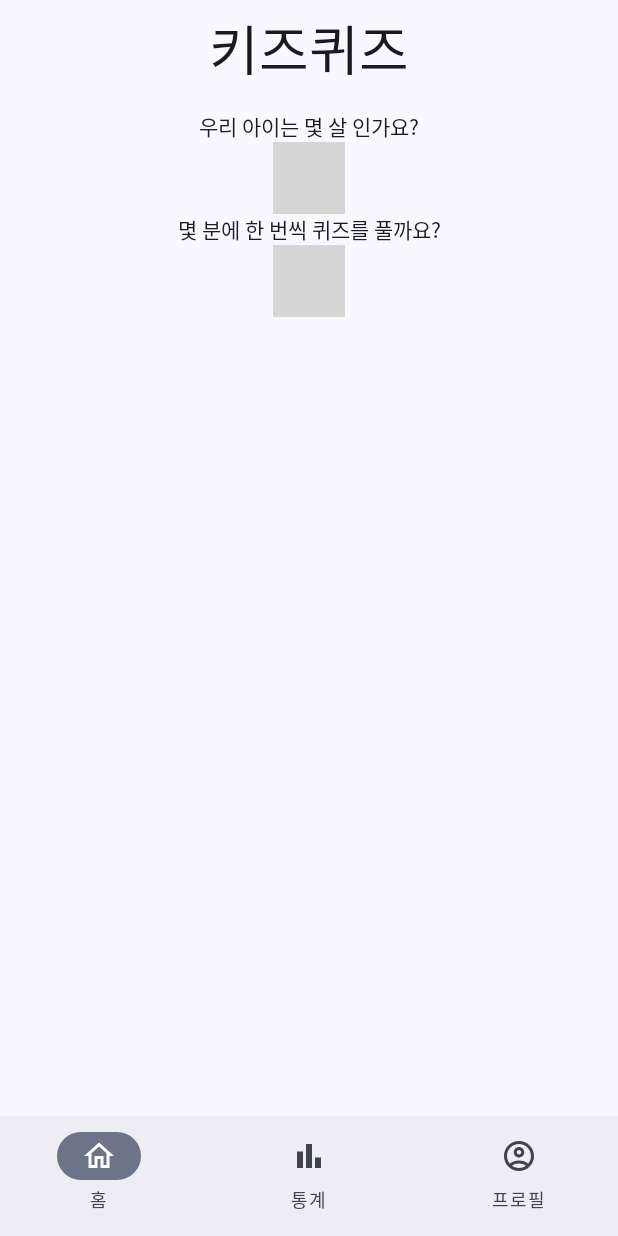
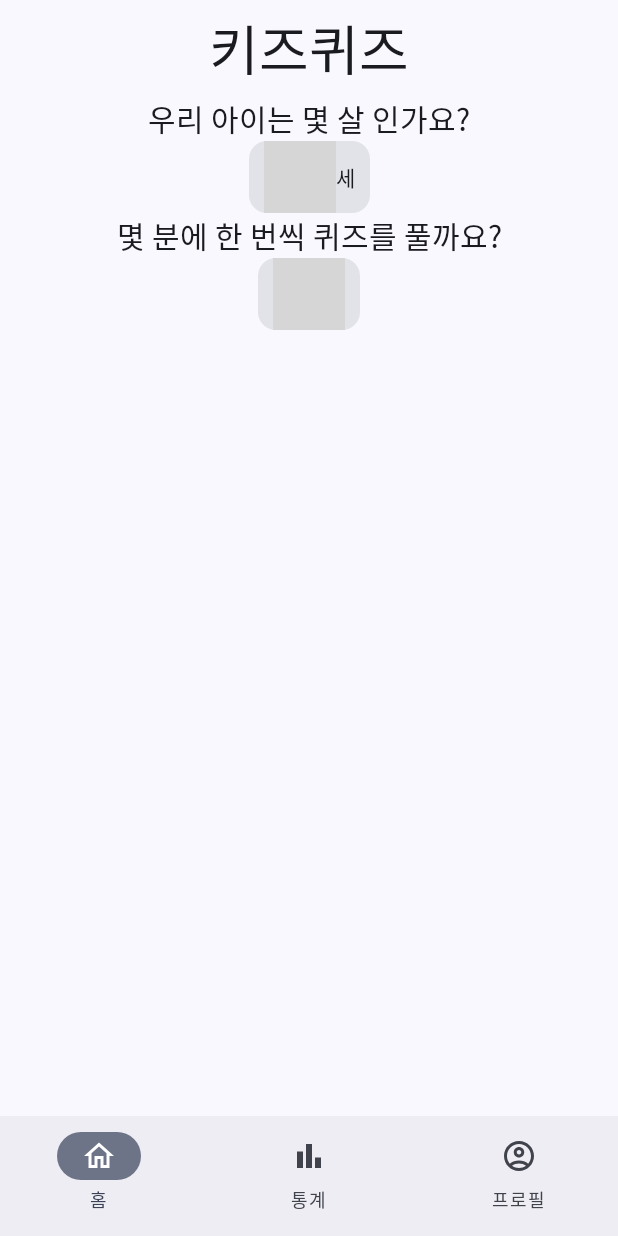
Before and after one commit to gayeon00/KidsQuizRecode, an Android app built with Jetpack Compose: the screen it shows after launch (MainActivity), on a phone screen of 412 x 824 dp. Run offline under Robolectric (Android 15) with nearby library versions, the phone set to English and light mode, and no system bars; libraries missing offline, so code that uses them is left out: com.chargemap.compose; Roboto replaces fonts that are not available here; 3 statements that could not run were skipped; grey boxes are pictures that could not be loaded.

Commit message:
refactor: HomeScreen 수정
- 폰트 적용
- 중앙 정렬
- Card이용

```diff
--- a/app/src/main/java/com/fugage/kidsquizrecode/ui/home/HomeScreen.kt
+++ b/app/src/main/java/com/fugage/kidsquizrecode/ui/home/HomeScreen.kt
@@ -1,10 +1,13 @@
 package com.fugage.kidsquizrecode.ui.home
 
 import androidx.compose.foundation.layout.Column
+import androidx.compose.foundation.layout.PaddingValues
+import androidx.compose.foundation.layout.Row
 import androidx.compose.foundation.layout.fillMaxWidth
 import androidx.compose.foundation.layout.padding
-import androidx.compose.foundation.shape.RoundedCornerShape
-import androidx.compose.material3.*
+import androidx.compose.material3.Card
+import androidx.compose.material3.MaterialTheme
+import androidx.compose.material3.Text
 import androidx.compose.runtime.Composable
 import androidx.compose.runtime.getValue
 import androidx.compose.runtime.mutableStateOf
@@ -12,6 +15,7 @@ import androidx.compose.runtime.remember
 import androidx.compose.runtime.setValue
 import androidx.compose.ui.Alignment
 import androidx.compose.ui.Modifier
+import androidx.compose.ui.res.stringResource
 import androidx.compose.ui.tooling.preview.Preview
 import androidx.compose.ui.unit.dp
 import androidx.navigation.NavHostController
@@ -19,8 +23,7 @@ import com.chargemap.compose.numberpicker.FullHours
 import com.chargemap.compose.numberpicker.Hours
 import com.chargemap.compose.numberpicker.HoursNumberPicker
 import com.chargemap.compose.numberpicker.NumberPicker
-import com.fugage.kidsquizrecode.ui.theme.md_theme_dark_onBackground
-import com.fugage.kidsquizrecode.ui.theme.md_theme_dark_onSurface
+import com.fugage.kidsquizrecode.R
 import com.fugage.kidsquizrecode.ui.theme.md_theme_light_onSurface
 
 @Composable
@@ -35,35 +38,51 @@ fun HomeScreen(
         horizontalAlignment = Alignment.CenterHorizontally,
         modifier = modifier
             .fillMaxWidth()
-            .padding(10.dp)
+            .padding(PaddingValues(10.dp, 0.dp))
     ) {
-        Text(text = "우리 아이는 몇 살 인가요?")
+        Text(
+            text = stringResource(R.string.ask_child_age),
+            style = MaterialTheme.typography.displayMedium
+        )
 
-        Card(modifier = modifier) {
+        Card(modifier = modifier
+        ) {
+            Row(
+                modifier = modifier.padding(PaddingValues(10.dp, 0.dp)),
+                verticalAlignment = Alignment.CenterVertically
+            ){
                 NumberPicker(
-                value = 2,
+                    value = agePickerValue,
                     onValueChange = {
                         agePickerValue = it
                     },
                     range = 2..6,
                     dividersColor = md_theme_light_onSurface,
                 )
+                Text(text = stringResource(R.string.age_old))
             }
 
-        Text(text = "몇 분에 한 번씩 퀴즈를 풀까요?")
-        Card(modifier = modifier) {
+        }
+
+        Text(
+            text = stringResource(R.string.ask_time_interval),
+            style = MaterialTheme.typography.displayMedium
+        )
+        Card(modifier = modifier
+        ) {
             HoursNumberPicker(
+                modifier = modifier.padding(PaddingValues(10.dp, 0.dp)),
                 value = fullHourPickerValue,
                 onValueChange = { fullHourPickerValue = it },
                 hoursDivider = {
                     Text(
-                        text = "분"
+                        text = stringResource(R.string.minute)
                     )
                 },
                 hoursRange = 0..59,
                 minutesDivider = {
                     Text(
-                        text = "초"
+                        text = stringResource(R.string.second)
                     )
                 },
                 minutesRange = 0..59,
```
Lines whose indentation alone changed are shown as unchanged.
